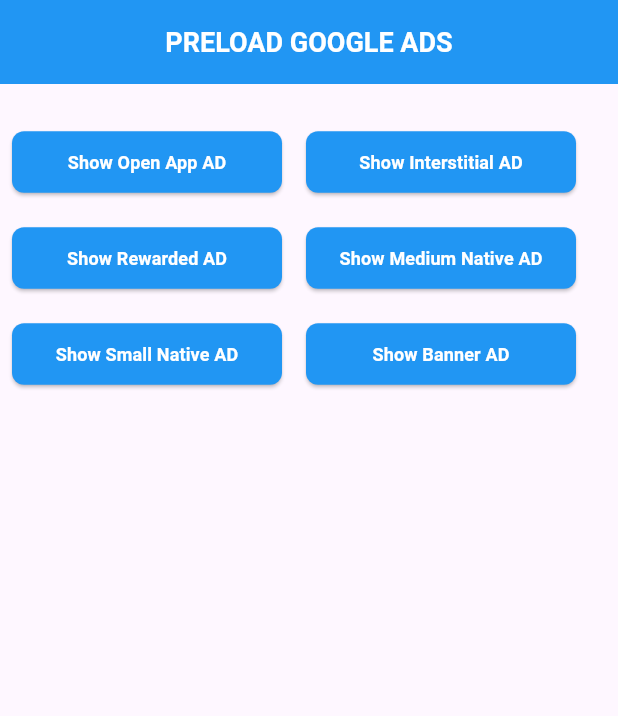
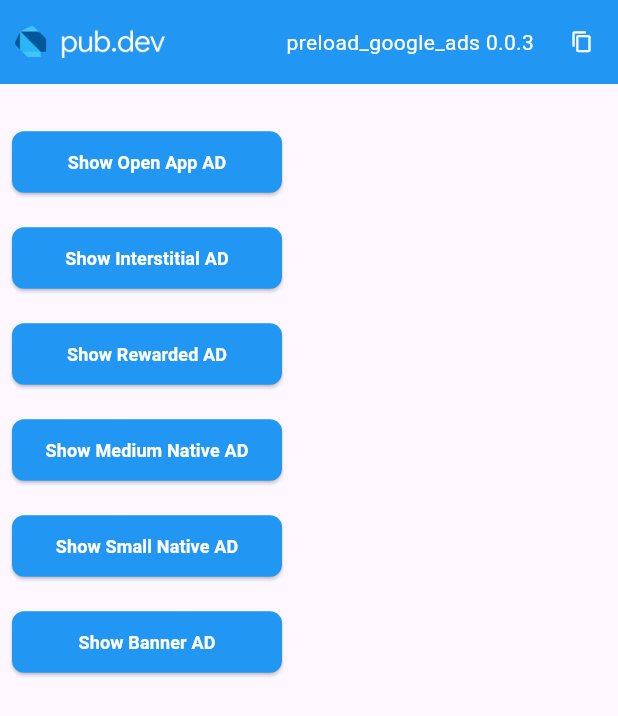
Before and after one commit to bhx20/Preload-Google-Ads, a Flutter app: the HomeView screen opened directly, on a phone screen of 412 x 824 dp. Shown: the top 716 px of the screen. Run offline on Flutter 3.47's test engine with Material 3 defaults, Android fonts, the light colour scheme and no system bars; our stand-ins replace google_mobile_ads; network calls fail.

Commit message:
update example code

```diff
--- a/example/lib/main.dart
+++ b/example/lib/main.dart
@@ -1,4 +1,3 @@
-import 'package:flutter/material.dart';
 import 'package:preload_google_ads/preload_google_ads.dart';
 
 void main() {
@@ -27,17 +26,6 @@
       darkTheme: ThemeData(brightness: Brightness.dark),
       debugShowCheckedModeBanner: false,
       home: SplashView(),
-      builder: (context, child) {
-        /// Wrap the app with an ad counter overlay
-        return Scaffold(
-          body: Column(
-            children: [
-              Expanded(child: child ?? SizedBox()),
-              PreloadGoogleAds.instance.showAdCounter(showCounter: true),
-            ],
-          ),
-        );
-      },
     );
   }
 }
@@ -76,10 +64,38 @@
   @override
   Widget build(BuildContext context) {
     return Scaffold(
+      backgroundColor: Colors.blue,
       body: Column(
         children: [
-          Expanded(child: Center(child: Text("Splash"))),
-          Center(child: Padding(padding: const EdgeInsets.all(8.0))),
+          Expanded(
+            child: Column(
+              mainAxisAlignment: MainAxisAlignment.center,
+              crossAxisAlignment: CrossAxisAlignment.center,
+              children: [
+                Padding(
+                  padding: const EdgeInsets.symmetric(horizontal: 10),
+                  child: Image.asset("assets/pub-dev-logo.png", height: 35),
+                ),
+                Padding(
+                  padding: const EdgeInsets.symmetric(vertical: 20),
+                  child: Text(
+                    "preload_google_ads: ^0.0.3",
+                    style: TextStyle(
+                      fontSize: 16,
+                      color: Colors.white,
+                      fontWeight: FontWeight.w500,
+                    ),
+                  ),
+                ),
+              ],
+            ),
+          ),
+          Center(
+            child: Padding(
+              padding: const EdgeInsets.all(8.0),
+              child: LinearProgressIndicator(color: Colors.blue[300]),
+            ),
+          ),
         ],
       ),
     );
@@ -89,6 +105,13 @@
 ///==============================================================================
 ///                            **  Home View  **
 ///==============================================================================
+
+class AdTypList {
+  final void Function() onPressed;
+  final String title;
+
+  AdTypList({required this.onPressed, required this.title});
+}
 
 class HomeView extends StatefulWidget {
   const HomeView({super.key});
@@ -208,22 +231,44 @@
     return Scaffold(
       appBar: AppBar(
         backgroundColor: Colors.blue,
-        leading: SizedBox(),
-        title: Text(
-          "PreLoad Google Ads".toUpperCase(),
-          style: TextStyle(
-            fontSize: 18,
-            fontWeight: FontWeight.bold,
-            color: Colors.white,
+        leading: Padding(
+          padding: const EdgeInsets.symmetric(horizontal: 10),
+          child: Image.asset("assets/pub-dev-logo.png"),
+        ),
+        leadingWidth: 120,
+        actions: [
+          Row(
+            children: [
+              Padding(
+                padding: const EdgeInsets.all(8.0),
+                child: Text(
+                  "preload_google_ads 0.0.3",
+                  style: TextStyle(fontSize: 14, color: Colors.white),
+                ),
+              ),
+              IconButton(
+                onPressed: () {
+                  Clipboard.setData(
+                    ClipboardData(text: "preload_google_ads: ^0.0.3"),
+                  ).then((_) {
+                    ScaffoldMessenger.of(context).showSnackBar(
+                      SnackBar(
+                        content: const Text('Pub copied to clipboard'),
+                        duration: const Duration(seconds: 2),
+                      ),
+                    );
+                  });
+                },
+                icon: Icon(Icons.copy, color: Colors.white, size: 15),
+              ),
+            ],
           ),
-        ),
-        centerTitle: true,
+        ],
       ),
       body: Column(
         children: [
           SizedBox(height: 20),
-          Wrap(
-            alignment: WrapAlignment.center,
+          Column(
             children: [
               _button(onPressed: showOpenAppAd, text: "Show Open App AD"),
               _button(onPressed: showInterAd, text: "Show Interstitial AD"),
@@ -242,11 +287,24 @@
           Expanded(
             child: Column(
               mainAxisAlignment: MainAxisAlignment.end,
-              children: [ad],
+              children: [
+                ad,
+                PreloadGoogleAds.instance.showAdCounter(showCounter: true),
+              ],
             ),
           ),
         ],
       ),
     );
   }
+
+  //
+  // List<AdTypList>  adTypes = [
+  //   AdTypList(onPressed:showOpenAppAd,title:"Show Open App AD"  ),
+  //   AdTypList(onPressed:showInterAd,title:"Show Interstitial AD"  ),
+  //   AdTypList(onPressed:showRewardedAd,title:"Show Rewarded AD"  ),
+  //   AdTypList(onPressed:showMediumNativeAd,title:"Show Medium Native AD" ),
+  //   AdTypList(onPressed:showSmallNativeAd,title:"Show Small Native AD"  ),
+  //   AdTypList(onPressed:showBannerAd,title: "Show Banner AD"  ),
+  // ];
 }
```
Also changed, not shown: example/pubspec.yaml (+3 -59 lines), example/assets/pub-dev-logo.png (added).
